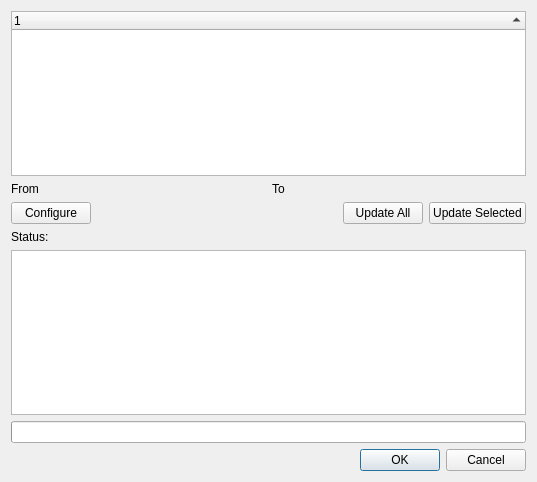
Qt form kmymoney/dialogs/kequitypriceupdatedlg.ui (KDE/kmymoney) before a commit.
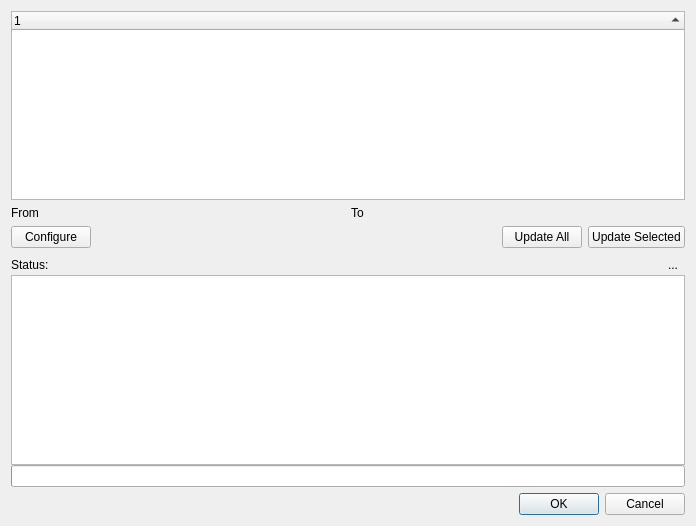
The same form after that commit. Custom widgets are drawn as their Qt base class.

Commit message:
Improve online price update dialog
Don't show the status part before online activity started. Hide progress
bar once the update is finished. Add a close button to hide the status
part again.

GUI:

```diff
--- a/kmymoney/dialogs/kequitypriceupdatedlg.ui
+++ b/kmymoney/dialogs/kequitypriceupdatedlg.ui
@@ -7,14 +7,14 @@
    <rect>
     <x>0</x>
     <y>0</y>
-    <width>537</width>
-    <height>482</height>
+    <width>696</width>
+    <height>526</height>
    </rect>
   </property>
   <property name="windowTitle">
    <string>Update Stock and Currency Prices</string>
   </property>
-  <layout class="QVBoxLayout" name="verticalLayout">
+  <layout class="QVBoxLayout" name="verticalLayout_2">
    <item>
     <widget class="QTreeWidget" name="lvEquityList">
      <property name="minimumSize">
@@ -117,6 +117,26 @@
     </layout>
    </item>
    <item>
+    <widget class="QWidget" name="statusContainer" native="true">
+     <layout class="QVBoxLayout" name="verticalLayout">
+      <property name="spacing">
+       <number>0</number>
+      </property>
+      <property name="leftMargin">
+       <number>0</number>
+      </property>
+      <property name="topMargin">
+       <number>0</number>
+      </property>
+      <property name="rightMargin">
+       <number>0</number>
+      </property>
+      <property name="bottomMargin">
+       <number>0</number>
+      </property>
+      <item>
+       <layout class="QHBoxLayout" name="horizontalLayout_2">
+        <item>
     <widget class="QLabel" name="textLabel1">
      <property name="text">
       <string>Status:</string>
@@ -127,6 +147,31 @@
     </widget>
    </item>
    <item>
+         <spacer name="horizontalSpacer">
+          <property name="orientation">
+           <enum>Qt::Horizontal</enum>
+          </property>
+          <property name="sizeHint" stdset="0">
+           <size>
+            <width>40</width>
+            <height>20</height>
+           </size>
+          </property>
+         </spacer>
+        </item>
+        <item>
+         <widget class="QToolButton" name="closeStatusButton">
+          <property name="text">
+           <string>...</string>
+          </property>
+          <property name="autoRaise">
+           <bool>true</bool>
+          </property>
+         </widget>
+        </item>
+       </layout>
+      </item>
+      <item>
     <widget class="KTextEdit" name="lbStatus">
      <property name="readOnly">
       <bool>true</bool>
@@ -135,6 +180,9 @@
    </item>
    <item>
     <widget class="QProgressBar" name="prgOnlineProgress"/>
+      </item>
+     </layout>
+    </widget>
    </item>
    <item>
     <widget class="QDialogButtonBox" name="buttonBox">
```
Lines whose indentation alone changed are shown as unchanged. The commit also changes 1 other file.
